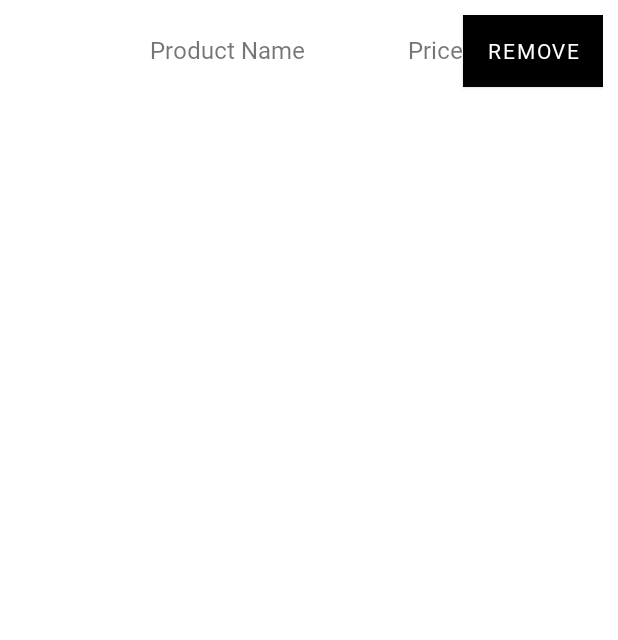
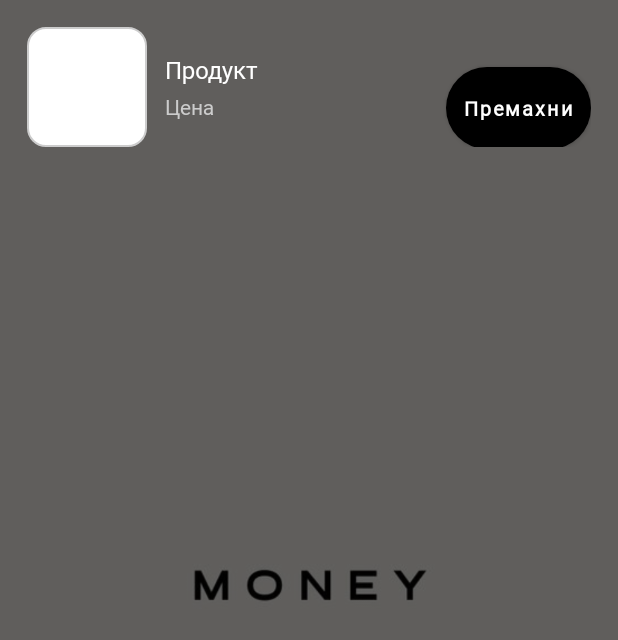
Before and after one commit to viktorkrustev/Glasses-Store, an Android app: the layout cart_item.xml on its own in the app's theme, with its tools: preview values and no code run, on a phone screen of 412 x 824 dp. Shown: the top 640 px of the screen. Run offline under Robolectric (Android 15) with nearby library versions, the phone set to English and light mode, and no system bars.

Commit message:
cart_item new design да не гърми моля😥

```diff
--- a/app/src/main/res/layout/cart_item.xml
+++ b/app/src/main/res/layout/cart_item.xml
@@ -1,38 +1,78 @@
-<?xml version="1.0" encoding="utf-8"?>
-<LinearLayout xmlns:android="http://schemas.android.com/apk/res/android"
+<FrameLayout xmlns:android="http://schemas.android.com/apk/res/android"
+    android:layout_width="match_parent"
+    android:layout_height="wrap_content">
+
+    <!-- Background -->
+    <ImageView
+        android:layout_width="match_parent"
+        android:layout_height="match_parent"
+        android:src="@drawable/background_cart_item"
+        android:scaleType="centerCrop"
+        android:contentDescription="@null" />
+
+    <!--  Blur  -->
+    <View
+        android:layout_width="match_parent"
+        android:layout_height="match_parent"
+        android:background="#99000000" />
+
+    <!-- Content -->
+    <LinearLayout
         android:layout_width="match_parent"
         android:layout_height="wrap_content"
         android:orientation="horizontal"
-    android:padding="10dp">
+        android:padding="18dp"
+        android:gravity="center_vertical"
+        android:layout_marginBottom="1dp">
 
+        <!-- Product img -->
         <ImageView
             android:id="@+id/imageView"
             android:layout_width="80dp"
             android:layout_height="80dp"
-        android:layout_marginEnd="10dp"
-        android:scaleType="centerCrop" />
+            android:layout_marginEnd="12dp"
+            android:scaleType="centerCrop"
+            android:background="@drawable/rounded_input"
+            android:contentDescription="@null" />
+
+        <!-- Product and price -->
+        <LinearLayout
+            android:layout_width="0dp"
+            android:layout_height="wrap_content"
+            android:layout_weight="1"
+            android:orientation="vertical">
 
             <TextView
                 android:id="@+id/nameTextView"
-        android:layout_width="0dp"
+                android:layout_width="wrap_content"
                 android:layout_height="wrap_content"
-        android:layout_weight="1"
-        android:text="Product Name"
-        android:textSize="16sp"/>
+                android:text="@string/product"
+                android:textSize="16sp"
+                android:textColor="@android:color/white"
+                android:fontFamily="@font/rubik_glitch_regular"
+                android:layout_marginBottom="4dp" />
 
             <TextView
                 android:id="@+id/priceTextView"
                 android:layout_width="wrap_content"
                 android:layout_height="wrap_content"
-        android:text="Price"
-        android:textSize="16sp"/>
+                android:text="@string/price"
+                android:textSize="14sp"
+                android:textColor="#CCCCCC"
+                android:fontFamily="@font/rubik_glitch_regular" />
+        </LinearLayout>
 
+        <!-- Button -->
         <Button
             android:id="@+id/removeButton"
-        android:textColor="#ffffff"
-        android:background="#E25047"
             android:layout_width="wrap_content"
             android:layout_height="wrap_content"
-        android:text="Remove"/>
-
+            android:text="@string/remove"
+            style="@style/MonoButton.Beautiful"
+            android:layout_marginStart="8dp"
+            android:minHeight="40dp"
+            android:minWidth="80dp"
+            android:textSize="13sp"
+            android:backgroundTint="#E25047" />
     </LinearLayout>
+</FrameLayout>
--- a/app/src/main/res/values/strings.xml
+++ b/app/src/main/res/values/strings.xml
@@ -41,6 +41,11 @@
     <string name="choose_category">Изберете категория:</string>
     <string name="choose_manufacturer">Изберете производител:</string>
     <string name="save">Запази</string>
+    <string name="delivery_address">Адрес за доставка</string>
+    <string name="phone_number">Телефонен номер</string>
+    <string name="remove">Премахни</string>
+    <string name="product">Продукт</string>
+
 
 
 
--- a/app/src/main/res/values/styles.xml
+++ b/app/src/main/res/values/styles.xml
@@ -21,7 +21,7 @@
         <item name="android:textSize">16sp</item>
         <item name="android:paddingTop">12dp</item>
         <item name="android:paddingBottom">12dp</item>
-        <item name="android:layout_marginTop">16dp</item>
+        <item name="android:layout_marginTop">14dp</item>
         <item name="android:fontFamily">@font/rubik_glitch_regular</item>
         <item name="android:gravity">center</item>
         <item name="android:minHeight">56dp</item>
```
Also changed, not shown: app/src/main/res/layout/dialog_delivery_form.xml (+25 -6 lines), app/src/main/res/drawable/background_cart_item.jpg (added). Lines whose indentation alone changed are shown as unchanged.
